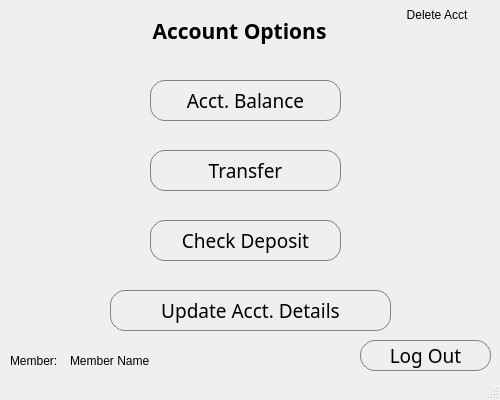
Before: the Qt Designer form Screens/AccountOptionsScreen.ui in deshaunnascott/CodeyBank_v2.0, drawn with Qt 5.
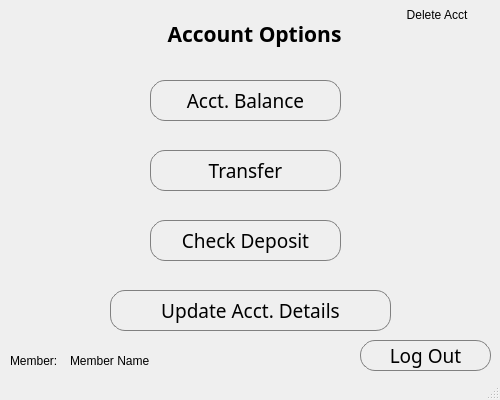
After: the same form once the commit is applied.

Commit message: Updating specific screens

```diff
--- a/Screens/AccountOptionsScreen.ui
+++ b/Screens/AccountOptionsScreen.ui
@@ -160,8 +160,8 @@
     </property>
     <property name="geometry">
      <rect>
-      <x>114</x>
-      <y>-5</y>
+      <x>129</x>
+      <y>-2</y>
       <width>251</width>
       <height>71</height>
      </rect>
```
The commit also changes 1 other file.
